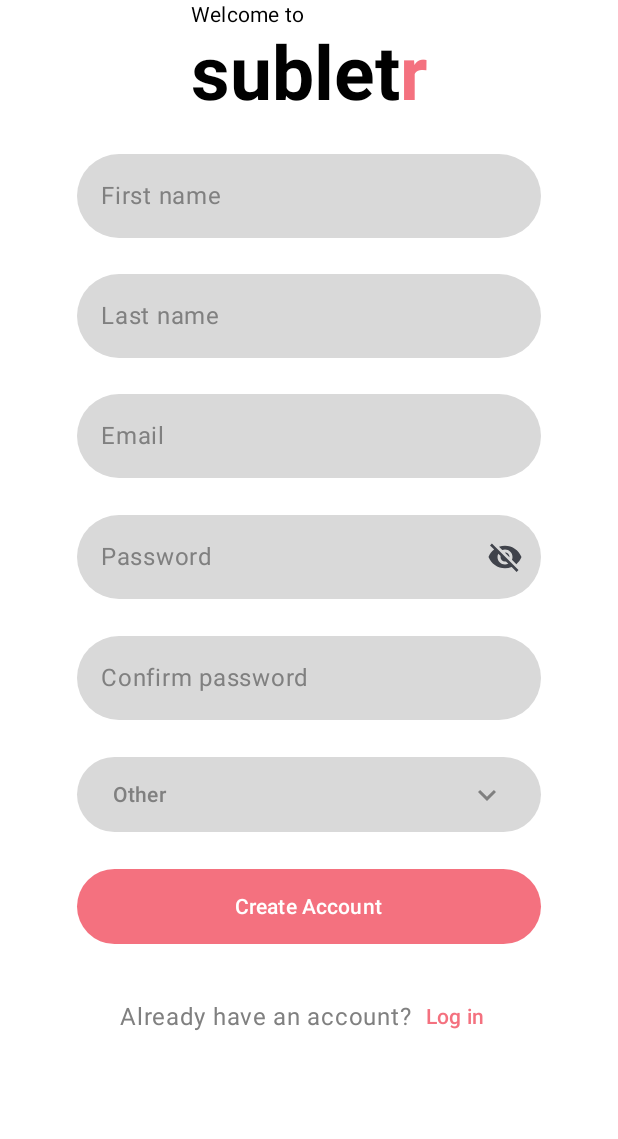
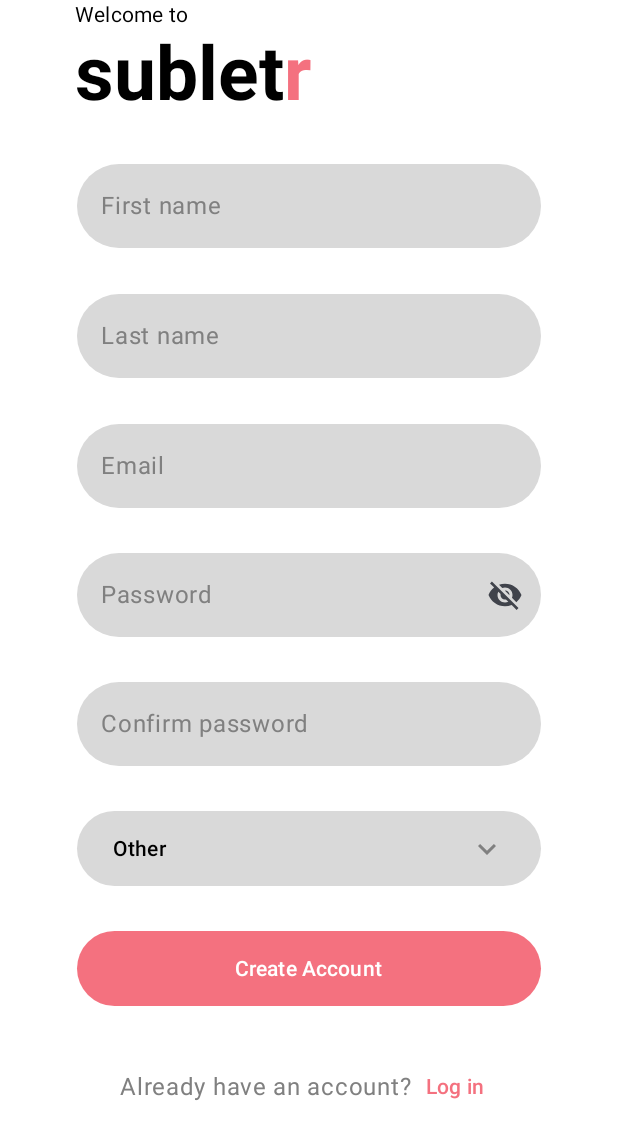
Before and after one commit to andr-dev/CS446, an Android app built with Jetpack Compose: the @Preview function CreateAccountPagePreview, on a phone screen of 412 x 824 dp. Shown: the top 1139 px of the screen. Run offline under Robolectric (Android 15) with nearby library versions, the phone set to English and light mode, and no system bars; our stand-ins replace Dagger/Hilt's generated code, RxJava.

Commit message:
gender dropdown, login-account creation nav, timelogs

```diff
--- a/android/app/src/main/AndroidManifest.xml
+++ b/android/app/src/main/AndroidManifest.xml
@@ -16,6 +16,7 @@
             android:name=".MainActivity"
             android:exported="true"
             android:label="Subletr"
+            android:windowSoftInputMode="adjustPan"
             >
             <intent-filter>
                 <action android:name="android.intent.action.MAIN" />
--- a/android/app/src/main/java/org/uwaterloo/subletr/navigation/NavigationFunctions.kt
+++ b/android/app/src/main/java/org/uwaterloo/subletr/navigation/NavigationFunctions.kt
@@ -5,5 +5,5 @@ import androidx.navigation.NavDestination.Companion.hierarchy
 
 fun NavDestination?.isTopLevelDestinationInHierarchy(destination: NavigationDestination) =
 	this?.hierarchy?.any {
-		it.route?.contains(destination.rootNavPath, true) ?: false
+		it.route?.equals(destination.rootNavPath, true) ?: false
 	} ?: false
--- a/android/app/src/main/java/org/uwaterloo/subletr/pages/createaccount/CreateAccountPageView.kt
+++ b/android/app/src/main/java/org/uwaterloo/subletr/pages/createaccount/CreateAccountPageView.kt
@@ -10,7 +10,11 @@ import androidx.compose.foundation.layout.fillMaxSize
 import androidx.compose.foundation.layout.fillMaxWidth
 import androidx.compose.foundation.layout.height
 import androidx.compose.foundation.layout.imePadding
+import androidx.compose.foundation.layout.width
+import androidx.compose.foundation.rememberScrollState
 import androidx.compose.foundation.shape.RoundedCornerShape
+import androidx.compose.foundation.text.KeyboardOptions
+import androidx.compose.foundation.verticalScroll
 import androidx.compose.material.icons.Icons
 import androidx.compose.material.icons.filled.KeyboardArrowDown
 import androidx.compose.material.icons.filled.Visibility
@@ -36,12 +40,17 @@ import androidx.compose.ui.Alignment
 import androidx.compose.ui.Modifier
 import androidx.compose.ui.graphics.Color
 import androidx.compose.ui.res.stringResource
+import androidx.compose.ui.text.input.KeyboardType
 import androidx.compose.ui.text.input.PasswordVisualTransformation
 import androidx.compose.ui.text.input.VisualTransformation
 import androidx.compose.ui.tooling.preview.Preview
 import androidx.compose.ui.unit.dp
 import androidx.hilt.navigation.compose.hiltViewModel
+import androidx.navigation.NavHostController
+import androidx.navigation.compose.rememberNavController
+import androidx.navigation.navOptions
 import org.uwaterloo.subletr.R
+import org.uwaterloo.subletr.navigation.NavigationDestination
 import org.uwaterloo.subletr.pages.login.ELEMENT_WIDTH
 import org.uwaterloo.subletr.theme.SubletrTheme
 import org.uwaterloo.subletr.theme.SubletrTypography
@@ -53,26 +62,34 @@ import org.uwaterloo.subletr.theme.subletrPink
 @Composable
 fun CreateAccountPageView(
 	modifier: Modifier = Modifier,
-	onNavigateToLogin: () -> Unit,
+	navHostController: NavHostController,
 	viewModel: CreateAccountPageViewModel = hiltViewModel(),
 	uiState: CreateAccountPageUiState = viewModel.uiStateStream.subscribeAsState(
 		CreateAccountPageUiState.NewAccount
 	).value,
 ) {
+	val scrollState = rememberScrollState()
 	var passwordVisible by rememberSaveable { mutableStateOf(false) }
 	var expandedDropdown by remember { mutableStateOf(false) }
 	if (uiState is CreateAccountPageUiState.NewAccountInfo) {
 		Column(
 			modifier = modifier
 				.fillMaxSize(1.0f)
-				.imePadding(),
+				.imePadding()
+				.verticalScroll(scrollState),
 			horizontalAlignment = Alignment.CenterHorizontally,
 			verticalArrangement = Arrangement.Center,
 		) {
+			Row(
+				verticalAlignment = Alignment.CenterVertically
+			) {
+
+				Spacer(
+					modifier = Modifier.width(50.dp)
+				)
+
 				Column(
 					modifier = modifier,
-				horizontalAlignment = Alignment.Start,
-				verticalArrangement = Arrangement.Center,
 				) {
 					Text(
 						text = stringResource(id = R.string.welcome_to),
@@ -92,12 +109,18 @@ fun CreateAccountPageView(
 				}
 
 				Spacer(
-				modifier = Modifier.weight(weight = 1.0f)
+					modifier = Modifier.weight(weight = 2.0f)
+				)
+			}
+
+			Spacer(
+				modifier = Modifier.weight(weight = 2.0f)
 			)
 
 			TextField(
 				modifier = Modifier
 					.fillMaxWidth(ELEMENT_WIDTH),
+				singleLine = true,
 				shape = RoundedCornerShape(size = 100.dp),
 				colors = TextFieldDefaults.colors(
 					unfocusedContainerColor = buttonBackgroundColor,
@@ -127,12 +150,13 @@ fun CreateAccountPageView(
 			)
 
 			Spacer(
-				modifier = Modifier.weight(weight = 1.0f)
+				modifier = Modifier.weight(weight = 2.0f)
 			)
 
 			TextField(
 				modifier = Modifier
 					.fillMaxWidth(ELEMENT_WIDTH),
+				singleLine = true,
 				shape = RoundedCornerShape(size = 100.dp),
 				colors = TextFieldDefaults.colors(
 					unfocusedContainerColor = buttonBackgroundColor,
@@ -162,18 +186,23 @@ fun CreateAccountPageView(
 			)
 
 			Spacer(
-				modifier = Modifier.weight(weight = 1.0f)
+				modifier = Modifier.weight(weight = 2.0f)
 			)
 
 			TextField(
 				modifier = Modifier
 					.fillMaxWidth(ELEMENT_WIDTH),
+				singleLine = true,
 				shape = RoundedCornerShape(size = 100.dp),
 				colors = TextFieldDefaults.colors(
 					unfocusedContainerColor = buttonBackgroundColor,
 					focusedContainerColor = buttonBackgroundColor,
 					unfocusedIndicatorColor = Color.Transparent,
 					focusedIndicatorColor = Color.Transparent,
+				),
+				keyboardOptions = KeyboardOptions(
+					keyboardType = KeyboardType.Email,
+					autoCorrect = false
 				),
 				placeholder = {
 					Text(
@@ -197,12 +226,13 @@ fun CreateAccountPageView(
 			)
 
 			Spacer(
-				modifier = Modifier.weight(weight = 1.0f)
+				modifier = Modifier.weight(weight = 2.0f)
 			)
 
 			TextField(
 				modifier = Modifier
 					.fillMaxWidth(ELEMENT_WIDTH),
+				singleLine = true,
 				shape = RoundedCornerShape(size = 100.dp),
 				colors = TextFieldDefaults.colors(
 					unfocusedContainerColor = buttonBackgroundColor,
@@ -213,6 +243,10 @@ fun CreateAccountPageView(
 				visualTransformation =
 				if (passwordVisible) VisualTransformation.None
 				else PasswordVisualTransformation(),
+				keyboardOptions = KeyboardOptions(
+					keyboardType = KeyboardType.Password,
+					autoCorrect = false
+				),
 				placeholder = {
 					Text(
 						text = stringResource(id = R.string.password),
@@ -251,18 +285,24 @@ fun CreateAccountPageView(
 			)
 
 			Spacer(
-				modifier = Modifier.weight(weight = 1.0f)
+				modifier = Modifier.weight(weight = 2.0f)
 			)
 
 			TextField(
 				modifier = Modifier
 					.fillMaxWidth(ELEMENT_WIDTH),
+				singleLine = true,
 				shape = RoundedCornerShape(size = 100.dp),
 				colors = TextFieldDefaults.colors(
 					unfocusedContainerColor = buttonBackgroundColor,
 					focusedContainerColor = buttonBackgroundColor,
 					unfocusedIndicatorColor = Color.Transparent,
 					focusedIndicatorColor = Color.Transparent,
+				),
+				visualTransformation = PasswordVisualTransformation(),
+				keyboardOptions = KeyboardOptions(
+					keyboardType = KeyboardType.Password,
+					autoCorrect = false
 				),
 				placeholder = {
 					Text(
@@ -275,7 +315,7 @@ fun CreateAccountPageView(
 					viewModel.updateUiState(
 						CreateAccountPageUiState.NewAccountInfo(
 							firstName = uiState.firstName,
-							lastName = uiState.confirmPassword,
+							lastName = uiState.lastName,
 							email = uiState.email,
 							password = uiState.password,
 							confirmPassword = it,
@@ -286,7 +326,7 @@ fun CreateAccountPageView(
 			)
 
 			Spacer(
-				modifier = Modifier.weight(weight = 1.0f)
+				modifier = Modifier.weight(weight = 2.0f)
 			)
 
 			Box {
@@ -307,7 +347,6 @@ fun CreateAccountPageView(
 					) {
 						Text(
 							text = uiState.gender.gender,
-							color = secondaryTextColor,
 						)
 
 						Spacer(modifier = Modifier.weight(1.0f))
@@ -348,7 +387,7 @@ fun CreateAccountPageView(
 			}
 
 			Spacer(
-				modifier = Modifier.weight(weight = 1.0f)
+				modifier = Modifier.weight(weight = 2.0f)
 			)
 
 			Button(
@@ -368,17 +407,26 @@ fun CreateAccountPageView(
 			}
 
 			Spacer(
-				modifier = Modifier.weight(weight = 1.0f)
+				modifier = Modifier.weight(weight = 2.0f)
 			)
 
-			Row(verticalAlignment = Alignment.CenterVertically) {
+			Row(
+				verticalAlignment = Alignment.CenterVertically
+			) {
 				Text(
 					text = stringResource(id = R.string.already_have_an_account),
 					color = secondaryTextColor,
 				)
 				Button(
 					contentPadding = PaddingValues(1.dp),
-					onClick = onNavigateToLogin,
+					onClick = {
+						navHostController.navigate(
+							NavigationDestination.LOGIN.rootNavPath,
+							navOptions = navOptions {
+								popUpTo(navHostController.graph.id)
+							}
+						)
+					},
 					colors = ButtonDefaults.buttonColors(
 						containerColor = Color.Transparent,
 						contentColor = Color.Transparent,
@@ -405,7 +453,7 @@ fun CreateAccountPageView(
 fun CreateAccountPagePreview() {
 	SubletrTheme {
 		CreateAccountPageView(
-			onNavigateToLogin = {},
+			navHostController = rememberNavController(),
 			uiState = CreateAccountPageUiState.NewAccountInfo(
 				firstName = "",
 				lastName = "",
```
Also changed, not shown: android/app/src/main/java/org/uwaterloo/subletr/navigation/MainNavigation.kt (+3 -10 lines), android/app/src/main/java/org/uwaterloo/subletr/pages/login/LoginPageView.kt (+10 -4 lines), 1 other file. Lines whose indentation alone changed are shown as unchanged.
